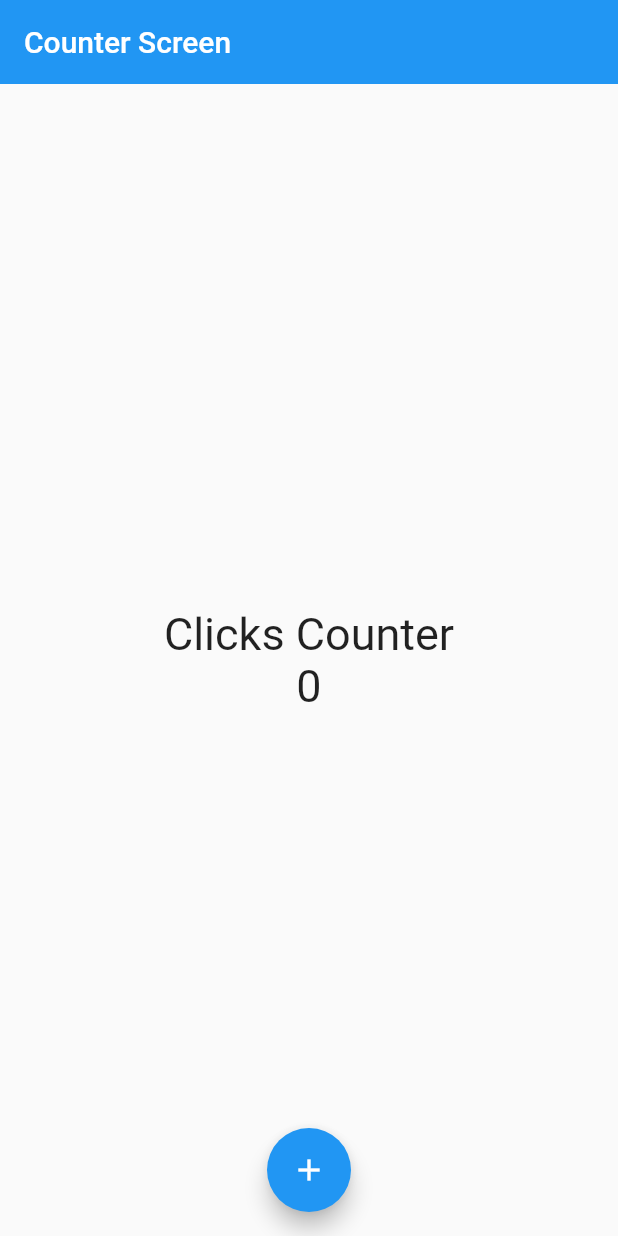
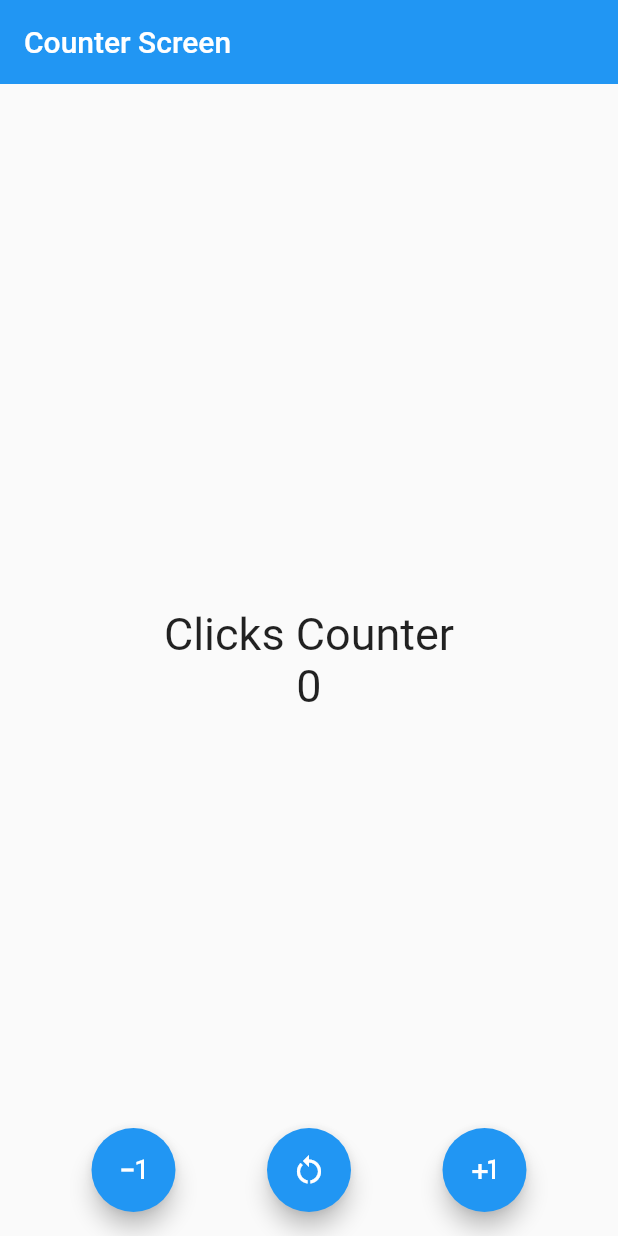
Before and after one commit to aydin-due/counter_app, a Flutter app: the screen it shows after launch, on a phone screen of 412 x 824 dp. Run offline on Flutter 3.47's test engine with Material 2 defaults, Android fonts, the phone set to English and light mode, and no system bars.

Commit message:
more buttons !!! love dat 4 me

```diff
--- a/lib/screens/counter_screen.dart
+++ b/lib/screens/counter_screen.dart
@@ -30,12 +30,31 @@ class _CounterScreenState extends State<CounterScreen> {
         ),
       ),
       floatingActionButtonLocation: FloatingActionButtonLocation.centerFloat,
-      floatingActionButton: FloatingActionButton(
-        child: const Icon(Icons.add),
-        onPressed: () {
-          counter++;
-          setState(() {});
-        },
+      floatingActionButton: Row(
+        mainAxisAlignment: MainAxisAlignment.spaceEvenly,
+        children: [
+          FloatingActionButton(
+            child: const Icon(Icons.exposure_minus_1),
+            onPressed: () {
+              counter--;
+              setState(() {});
+            },
+          ),
+          FloatingActionButton(
+            child: const Icon(Icons.restart_alt),
+            onPressed: () {
+              counter = 0;
+              setState(() {});
+            },
+          ),
+          FloatingActionButton(
+            child: const Icon(Icons.plus_one),
+            onPressed: () {
+              counter++;
+              setState(() {});
+            },
+          ),
+        ],
       ),
     );
   }
```
